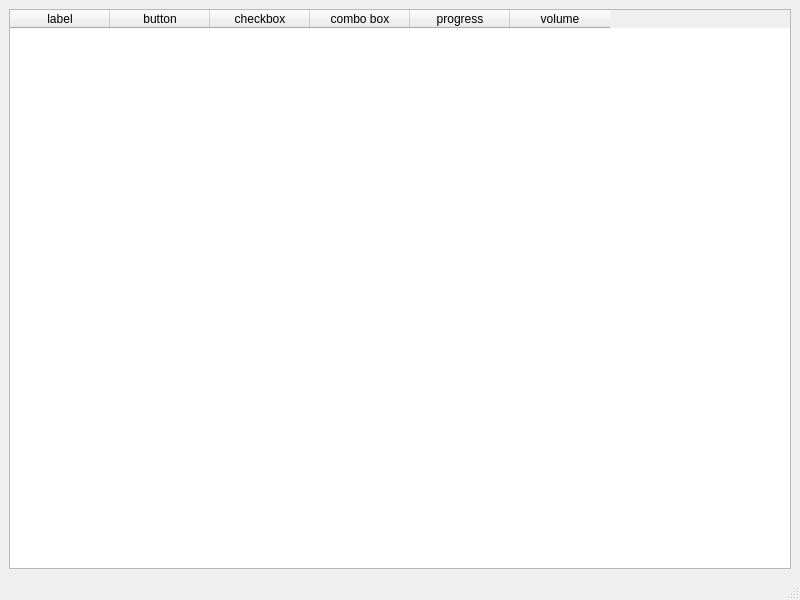
The window that app/mainwindow.ui (ikukishev/rama-light-generator) describes before a commit, drawn with Qt 5.
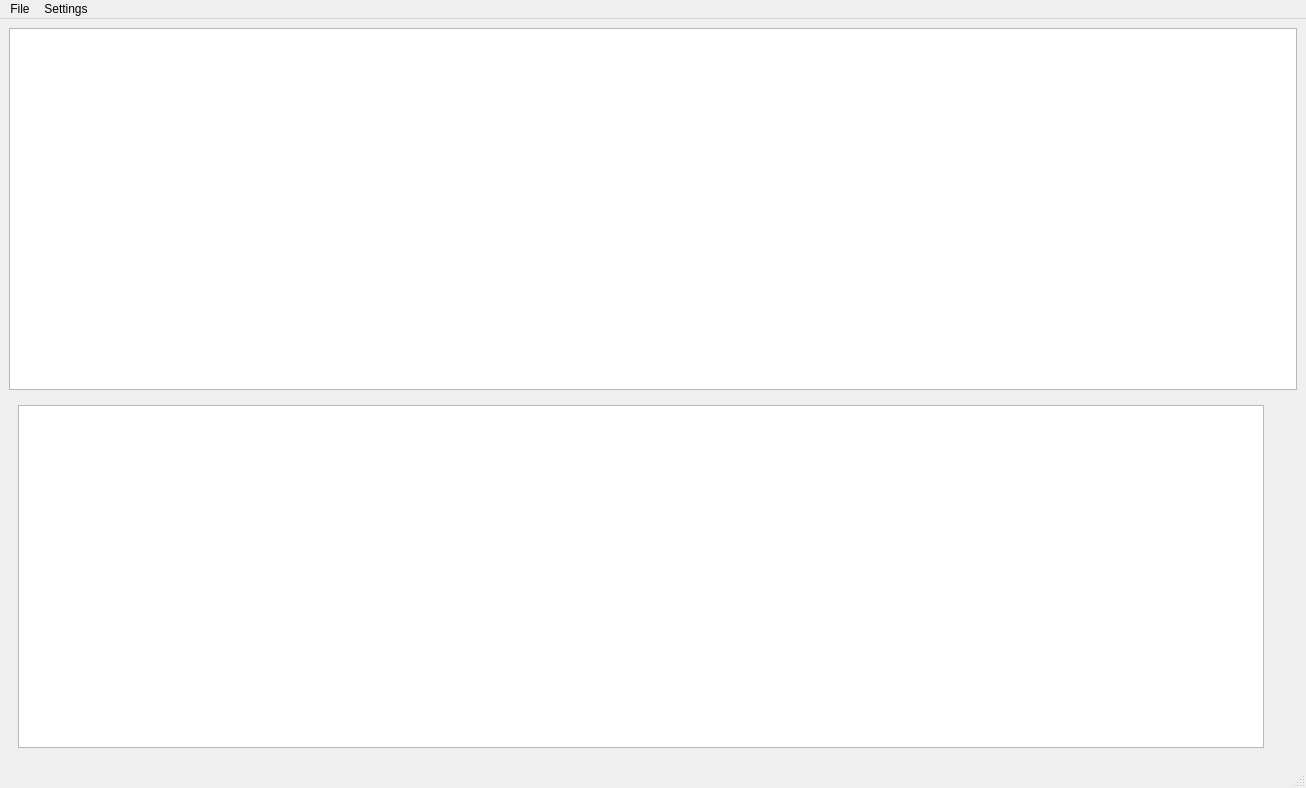
The same window after the commit.

Commit message: Added Sequesnse class

```diff
--- a/app/mainwindow.ui
+++ b/app/mainwindow.ui
@@ -6,15 +6,21 @@
    <rect>
     <x>0</x>
     <y>0</y>
-    <width>800</width>
-    <height>600</height>
+    <width>1306</width>
+    <height>788</height>
    </rect>
   </property>
+  <property name="sizePolicy">
+   <sizepolicy hsizetype="Expanding" vsizetype="Expanding">
+    <horstretch>0</horstretch>
+    <verstretch>0</verstretch>
+   </sizepolicy>
+  </property>
   <property name="windowTitle">
    <string>MainWindow</string>
   </property>
   <widget class="QWidget" name="centralwidget">
-   <layout class="QHBoxLayout" name="horizontalLayout_2">
+   <layout class="QVBoxLayout" name="verticalLayout">
     <item>
      <widget class="QTableWidget" name="tableWidget">
       <property name="sizePolicy">
@@ -33,41 +39,65 @@
        <enum>Qt::NoPen</enum>
       </property>
       <attribute name="horizontalHeaderVisible">
-       <bool>true</bool>
+       <bool>false</bool>
       </attribute>
       <attribute name="verticalHeaderVisible">
        <bool>false</bool>
       </attribute>
       <column>
        <property name="text">
-        <string>label</string>
+        <string>X</string>
        </property>
       </column>
       <column>
        <property name="text">
-        <string>button</string>
+        <string>Track Name</string>
        </property>
       </column>
       <column>
        <property name="text">
-        <string>checkbox</string>
+        <string>Play</string>
        </property>
       </column>
       <column>
        <property name="text">
-        <string>combo box</string>
+        <string>Start</string>
        </property>
       </column>
       <column>
        <property name="text">
-        <string>progress</string>
+        <string>Track position</string>
        </property>
       </column>
       <column>
        <property name="text">
-        <string>volume</string>
+        <string>Duration</string>
        </property>
       </column>
+      <column>
+       <property name="text">
+        <string>Volume</string>
+       </property>
+      </column>
+      <column>
+       <property name="text">
+        <string>Status</string>
+       </property>
+      </column>
+     </widget>
+    </item>
+    <item>
+     <widget class="QWidget" name="widget" native="true">
+      <layout class="QHBoxLayout" name="horizontalLayout_3">
+       <item>
+        <widget class="QTableWidget" name="tableWidget_2"/>
+       </item>
+       <item>
+        <widget class="QWidget" name="widget_2" native="true">
+         <layout class="QVBoxLayout" name="verticalLayout_2"/>
+        </widget>
+       </item>
+      </layout>
      </widget>
     </item>
    </layout>
@@ -77,10 +107,29 @@
     <rect>
      <x>0</x>
      <y>0</y>
-     <width>800</width>
-     <height>21</height>
+     <width>1306</width>
+     <height>22</height>
     </rect>
    </property>
+   <widget class="QMenu" name="menuFile">
+    <property name="title">
+     <string>File</string>
+    </property>
+    <addaction name="actionOpen"/>
+    <addaction name="actionSet_destination_folder"/>
+    <addaction name="separator"/>
+    <addaction name="actionSave_sequenses_configuration"/>
+    <addaction name="separator"/>
+    <addaction name="actionExit"/>
+   </widget>
+   <widget class="QMenu" name="menuSettings">
+    <property name="title">
+     <string>Settings</string>
+    </property>
+    <addaction name="actionChannel_configuration"/>
+   </widget>
+   <addaction name="menuFile"/>
+   <addaction name="menuSettings"/>
   </widget>
   <widget class="QStatusBar" name="statusbar"/>
  </widget>
```
Left out of the diff: 25 changed lines with no effect on the pictures. The commit also changes 13 other files.
